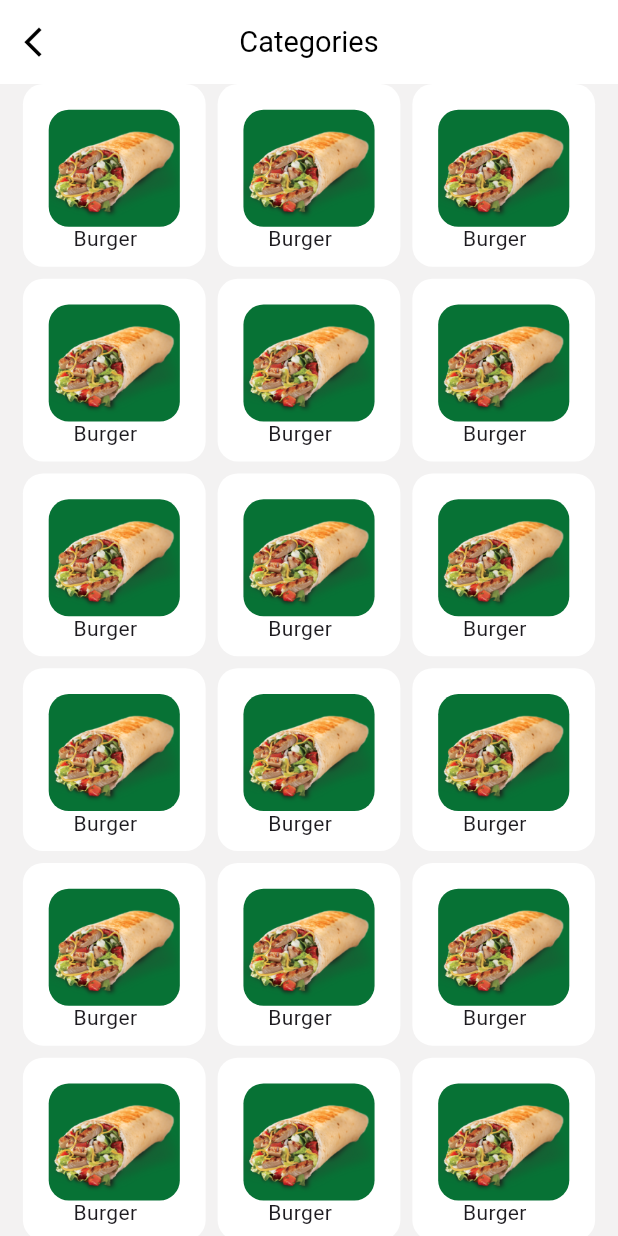
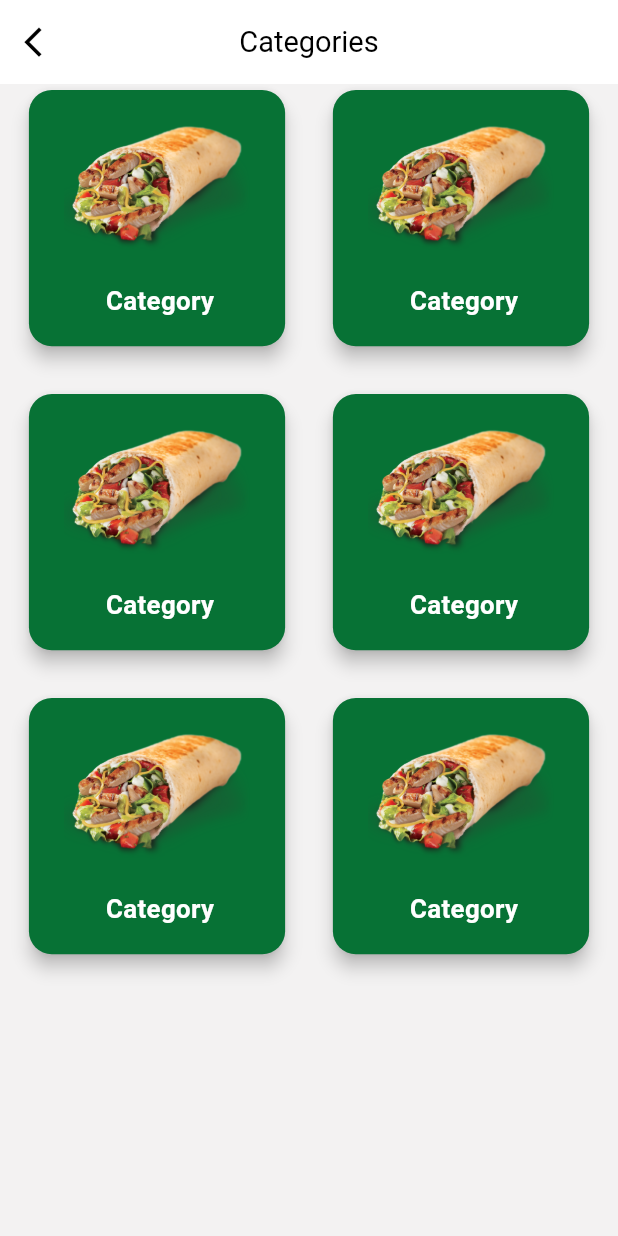
Before and after one commit to exau-umba/oasis_restaurant, a Flutter app: the screen it shows after launch, after a tap on "Commencer", after a tap on the "arrow forward ios" icon, on a phone screen of 412 x 824 dp. Run offline on Flutter 3.47's test engine with Material 3 defaults, Android fonts, the phone set to English and light mode, and no system bars; our stand-ins replace carousel_slider, get_storage, go_router, ionicons, loading_animation_widget, motion_toast and 2 more.

Commit message:
ajustement deco pages:

```diff
--- a/lib/pages/food/category/CategoryPage.dart
+++ b/lib/pages/food/category/CategoryPage.dart
@@ -16,6 +16,7 @@ class CategoryPage extends StatelessWidget {
       backgroundColor: Colors_App.ColorGreyPage,
       appBar: AppBar(
         centerTitle: true,
+        elevation: 0.sp,
         title: Text("Categories",
           style: Constantes.styleTitleAppBar,
         ),
@@ -33,47 +34,51 @@ class CategoryPage extends StatelessWidget {
   _body() {
     return GridView.builder(
         gridDelegate: SliverGridDelegateWithFixedCrossAxisCount(
-          crossAxisCount: 3, // number of items in each row
-          mainAxisSpacing: 8.0, // spacing between rows
-          crossAxisSpacing: 8.0, // spacing between columns
+          crossAxisCount: 2, // number of items in each row
+          mainAxisSpacing: 20.sp, // spacing between rows
+          crossAxisSpacing: 20.sp, // spacing between columns
         ),
         padding: EdgeInsets.symmetric(horizontal: PaddingDelimiter.paddingHorizontal),
-        itemCount: 21,
+        itemCount: 6,
         itemBuilder: (context, index){
           return InkWell(
-            onTap: (){
+            onTap: () {
               GoRouter.of(context).push(Routes.listFoodByCategorypage);
-              /*MotionToast.info(
-                title:  Text("Pas disponible"),
-                description:  Text("Cette fonctionnalité n'est pas encore dispo"),
-              ).show(context);*/
             },
-            child: Container(
-              padding: EdgeInsets.all(12.sp),
-              height: 2.h,
-              width: Adaptive.w(15),
-              decoration: BoxDecoration(
-                  color: Colors_App.Colorwhite,
-                  borderRadius: BorderRadius.circular(15.sp)
+            child: Card(
+                color: Colors_App.ColorGreen,
+                shape: RoundedRectangleBorder(
+                  borderRadius: BorderRadius.circular(16.0.sp),
                 ),
+                elevation: 9.sp,
+                child: Padding(
+                  padding: EdgeInsets.all(8.0.sp),
                   child: Stack(
                     children: [
-                  Container(
-                    margin: EdgeInsets.all(12.sp),
-                      decoration: BoxDecoration(
-                        color: Colors_App.ColorGreen,
-                          borderRadius: BorderRadius.circular(15.sp)
+                      Align(
+                        alignment: Alignment.topCenter,
+                        child: Image.asset(
+                          "assets/images/img (1).png",
+                          width: Adaptive.w(30),
                         ),
-                      child: Image.asset("assets/images/img (1).png")
+                      ),
+                      SizedBox(
+                        height: 5.h,
                       ),
                       Positioned(
-                    bottom: 0.sp,
-                      left: 20.5.sp,
-                      child: Text("Burger")
+                        bottom: 15.sp,
+                        right: 27.sp,
+                        child: Text(
+                          "Category",
+                          style: TextStyle(
+                              color: Colors_App.Colorwhite,
+                              fontSize: 17.sp,
+                              fontWeight: FontWeight.bold),
+                        ),
                       )
                     ],
                   ),
-            ),
+                )),
           );
         }
     );
--- a/lib/pages/home/AccueilPagePage.dart
+++ b/lib/pages/home/AccueilPagePage.dart
@@ -240,6 +240,7 @@ class _AccueilPagePageState extends State<AccueilPagePage> {
                       //     MaterialPageRoute(
                       //       builder: (context) => Details(index),
                       //     ));
+                      GoRouter.of(context).push(Routes.detailFoodpage);
                     },
                     child: Card(
                       elevation: 0,
@@ -278,13 +279,7 @@ class _AccueilPagePageState extends State<AccueilPagePage> {
                                     ),
                                   ),
                                 ),
-                                SizedBox(height: 0.3.h,),
-                                Text("Cheese burger",//names[index],
-                                    style: TextStyle(
-                                      color: Colors_App.ColorGrey.withOpacity(.5),
-                                      fontSize: 15.sp,
-                                    )),
-                                SizedBox(height: 14.sp),
+                                SizedBox(height: 2.h,),
                                 Text("Cheese burger",//with_[index],
                                     style: TextStyle(
                                       color: Colors_App.Colorblack,
@@ -355,7 +350,7 @@ class _AccueilPagePageState extends State<AccueilPagePage> {
                                 children: [
                                   Text(
                                     "-50%",//ratting[index].toString(),
-                                    style: const TextStyle(
+                                    style: TextStyle(
                                         color: Colors.white,
                                         ),
                                   )
@@ -365,24 +360,27 @@ class _AccueilPagePageState extends State<AccueilPagePage> {
                           ),
                           Positioned(
                             right: 0.sp,
-                            bottom: 12.sp,
+                            bottom: 5.sp,
                               child: InkWell(
                                 onTap: (){
                                   print("Hello");
                                 },
-                                child: Container(
-                                  height: 5.h,
-                                  width: Adaptive.w(15),
-                                  decoration: BoxDecoration(
-                                      color: Colors_App.ColorYellow,
-                                      shape: BoxShape.circle,
-                                  ),
-                                  child: Icon(
-                                    Icons.add,
-                                    color: Colors_App.Colorwhite,
-                                    size: 18.sp,
-                                  ),
-                                ),
+                                child: ElevatedButton(
+                                    style: ButtonStyle(
+                                        shape: MaterialStatePropertyAll(CircleBorder()),
+                                        backgroundColor: MaterialStatePropertyAll(Colors_App.ColorYellow),
+                                        iconSize: MaterialStatePropertyAll(20.sp),
+                                        minimumSize: MaterialStatePropertyAll(Size.fromRadius(16.sp))
+                                    ),
+                                    onPressed: (){
+                                      setState(() {
+                                      });
+                                    },
+                                    child: Icon(
+                                      Icons.add,
+                                      size: 17.sp,
+                                    )
+                                )
                               ),
                           )
                         ],
@@ -392,8 +390,8 @@ class _AccueilPagePageState extends State<AccueilPagePage> {
                 },
               ),
             ),
-            const SizedBox(
-              height: 20,
+             SizedBox(
+              height: 2.h,
             ),
             //specialCard(images[7]),
             Align(
@@ -476,6 +474,7 @@ class _AccueilPagePageState extends State<AccueilPagePage> {
               return InkWell(
                 child: Column(
                   mainAxisAlignment: MainAxisAlignment.spaceBetween,
+                  crossAxisAlignment: CrossAxisAlignment.center,
                   children: [
                     Text("Burger"),
                     Container(
--- a/lib/pages/user/ProfilePage.dart
+++ b/lib/pages/user/ProfilePage.dart
@@ -1,4 +1,5 @@
 import 'package:flutter/material.dart';
+import 'package:oasis_restaurant/utils/Constantes/Constantes.dart';
 import 'package:oasis_restaurant/utils/Constantes/colors.dart';
 
 class ProfilePage extends StatelessWidget {
@@ -7,10 +8,14 @@ class ProfilePage extends StatelessWidget {
   @override
   Widget build(BuildContext context) {
     return Scaffold(
-      backgroundColor: Colors_App.ColorGrey,
+      backgroundColor: Colors_App.ColorGreyPage,
       appBar: AppBar(
         centerTitle: true,
-        title: Text("Profile"),
+        backgroundColor: Colors_App.Colorwhite,
+        title: Text(
+            "Profile",
+          style: Constantes.styleTitleAppBar,
+        ),
       ),
     );
   }
```
Also changed, not shown: lib/pages/food/ListFoodByCategory.dart (+35 -12 lines). Lines whose indentation alone changed are shown as unchanged.
